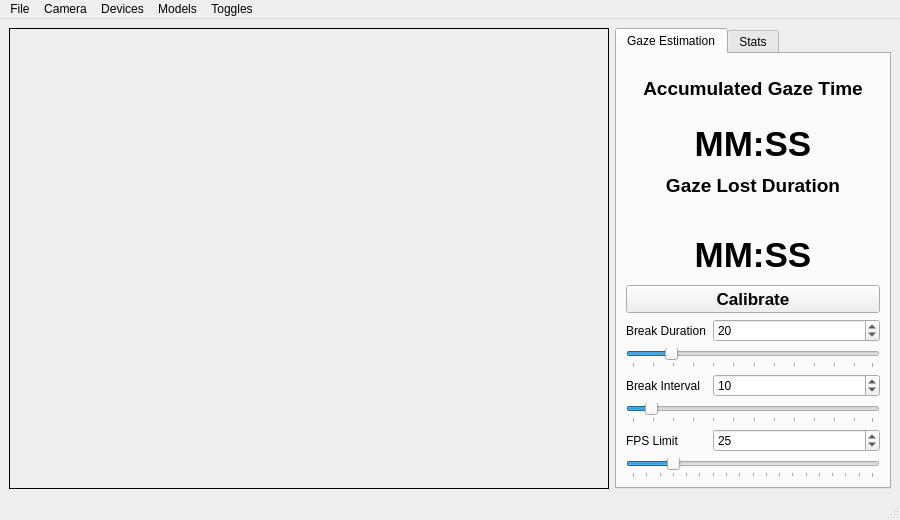
Qt form src/app/mainwindow.ui (inbasperu/VisionGuard) before a commit.
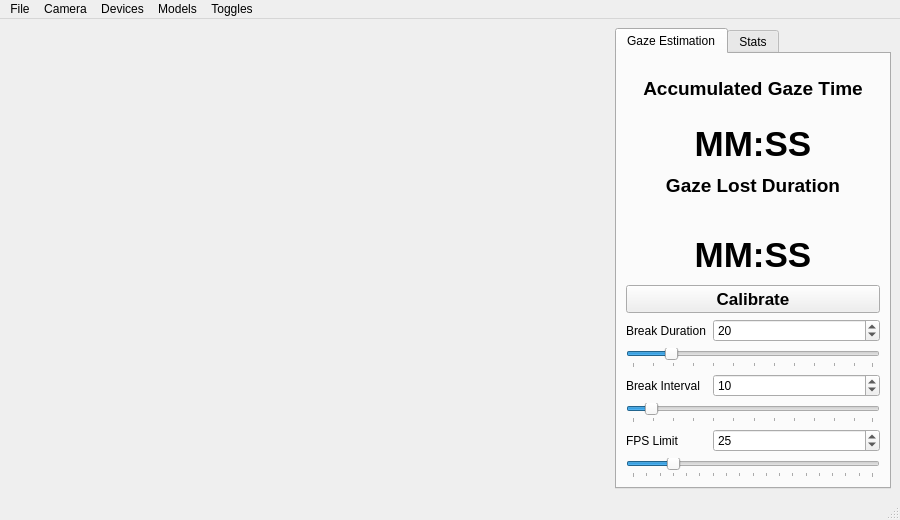
The same form after that commit.

Commit message: remover border

Diff of the .ui file:
```diff
--- a/src/app/mainwindow.ui
+++ b/src/app/mainwindow.ui
@@ -43,9 +43,6 @@
           <height>400</height>
          </size>
         </property>
-        <property name="frameShape">
-         <enum>QFrame::Box</enum>
-        </property>
         <property name="text">
          <string/>
         </property>
```
